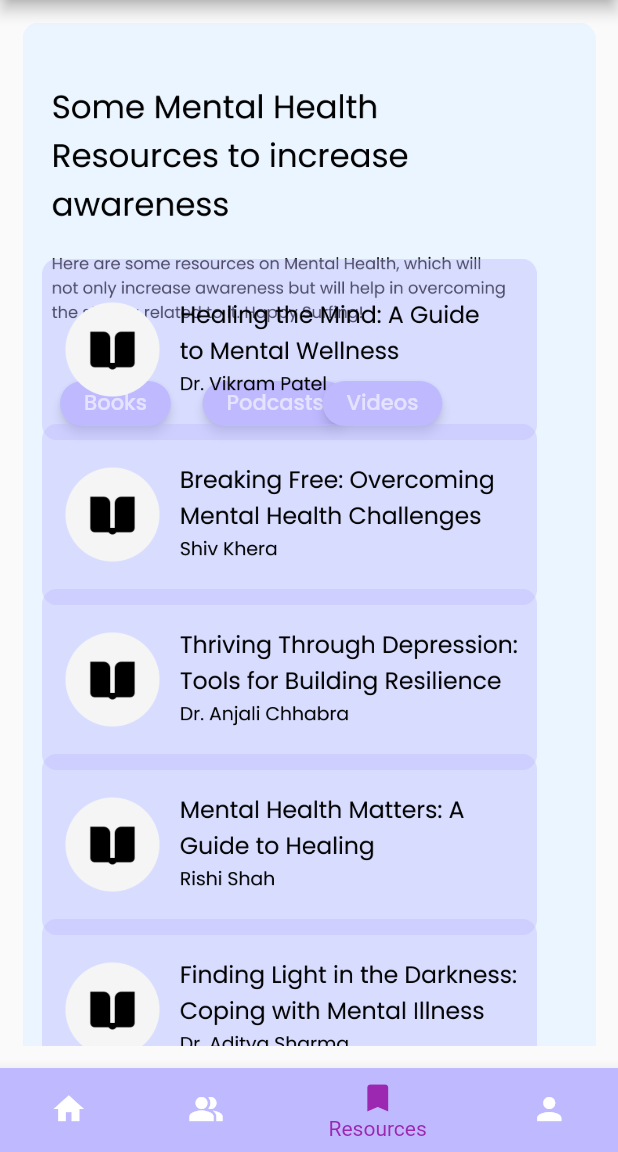
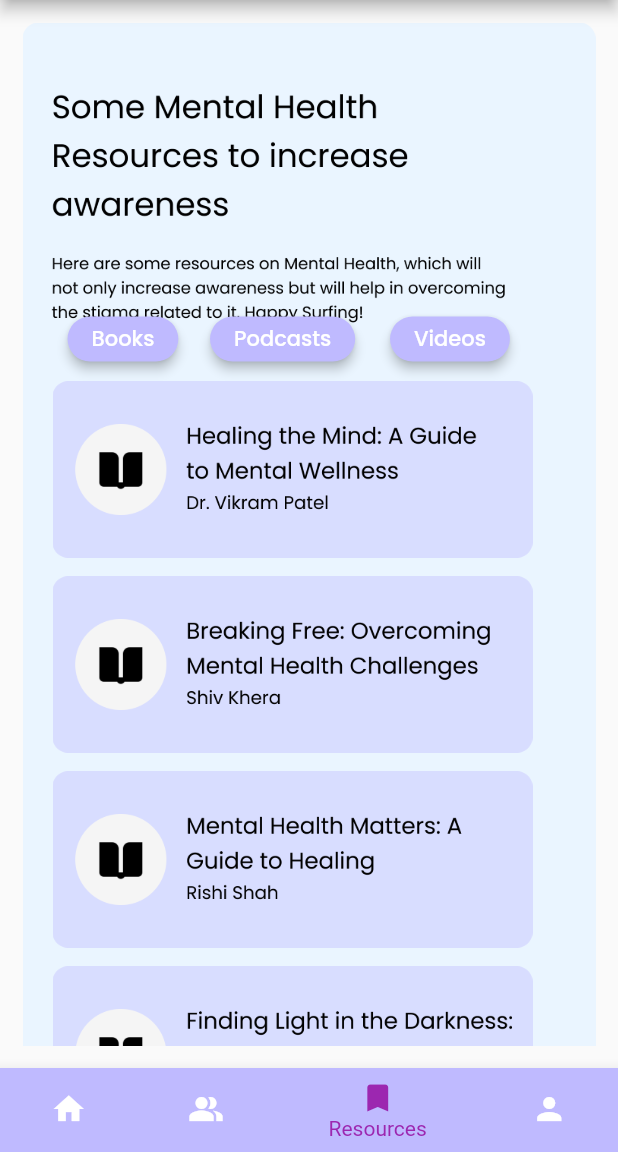
Before and after one commit to kritika601/SootheSpace, a Flutter app: the screen it shows after launch, item 3 of the bottom bar chosen, on a phone screen of 412 x 824 dp, the part 84-1236 px from its top. Run offline on Flutter 3.47's test engine with Material 2 defaults, Android fonts, the light colour scheme and no system bars; missing offline and left inert: ar_flutter_plugin.

Commit message:
resources main

```diff
--- a/lib/main.dart
+++ b/lib/main.dart
@@ -8,6 +8,8 @@ import 'screens/quiz_screen2.dart';
 import 'screens/quiz_screen3.dart';
 import 'screens/vr_screen1.dart';
 import 'screens/recommended_vr_environments.dart';
+import 'screens/expert_screen.dart';
+import 'screens/resources_screen.dart';
 
 
 void main() {
--- a/lib/screens/resources_screen.dart
+++ b/lib/screens/resources_screen.dart
@@ -48,8 +48,8 @@ class _ResourcesState extends State<Resources> {
 
                         //books button
                         Positioned(
-                            top:230,
-                            left: 25,
+                            top:187,
+                            left: 30,
                             child: ElevatedButton(
                                 onPressed: (){
                                 },
@@ -71,8 +71,8 @@ class _ResourcesState extends State<Resources> {
 
                         // Podcasts button
                         Positioned(
-                            top:230,
-                            left: 120,
+                            top:187,
+                            left: 125,
                             child: ElevatedButton(
                                 onPressed: (){
                                 },
@@ -94,8 +94,8 @@ class _ResourcesState extends State<Resources> {
 
                         //Videos button
                         Positioned(
-                            top:230,
-                            left: 200,
+                            top:187,
+                            left: 245,
                             child: ElevatedButton(
                                 onPressed: (){
                                 },
@@ -117,58 +117,50 @@ class _ResourcesState extends State<Resources> {
 
 
                         Positioned(
-                            top: 45,
-                            left: 5,
+                            top: 130,
+                            left: 12,
                             child: IconButton(
                               onPressed: () { },
                               icon: Image.asset('assets/images/img19.png'),
-                              iconSize: 330,
+                              iconSize: 320,
                             )
                         ),
 
 
                         Positioned(
-                            top: 155,
-                            left: 5,
+                            top: 260,
+                            left: 12,
                             child: IconButton(
                               onPressed: () { },
                               icon: Image.asset('assets/images/img20.png'),
-                              iconSize: 330,
+                              iconSize: 320,
+                            )
+                        ),
+
+
+
+                        Positioned(
+                            top: 390,
+                            left: 12,
+                            child: IconButton(
+                              onPressed: () { },
+                              icon: Image.asset('assets/images/img22.png'),
+                              iconSize: 320,
                             )
                         ),
 
                         Positioned(
-                            top: 265,
-                            left: 5,
+                            top: 520,
+                            left: 12,
                             child: IconButton(
                               onPressed: () { },
-                              icon: Image.asset('assets/images/img21.png'),
-                              iconSize: 330,
+                              icon: Image.asset('assets/images/img23.png'),
+                              iconSize: 320,
                             )
                         ),
 
                         Positioned(
-                            top: 375,
-                            left: 5,
-                            child: IconButton(
-                              onPressed: () { },
-                              icon: Image.asset('assets/images/img22.png'),
-                              iconSize: 330,
-                            )
-                        ),
-
-                        Positioned(
-                            top: 485,
-                            left: 5,
-                            child: IconButton(
-                              onPressed: () { },
-                              icon: Image.asset('assets/images/img23.png'),
-                              iconSize: 330,
-                            )
-                        ),
-
-                        Positioned(
-                            top: 595,
+                            top: 680,
                             left: 5,
                             child: IconButton(
                               onPressed: () { },
--- a/pubspec.yaml
+++ b/pubspec.yaml
@@ -104,7 +104,6 @@ flutter:
     - assets/images/img18.png
     - assets/images/img19.png
     - assets/images/img20.png
-    - assets/images/img21.png
     - assets/images/img22.png
     - assets/images/img23.png
     - assets/images/img24.png
```
Also changed, not shown: assets/images/img21.png (deleted).
